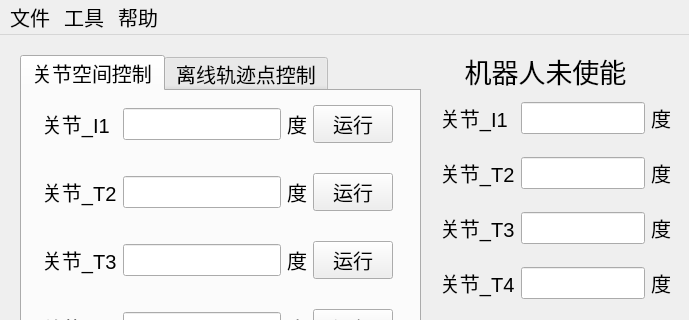
Above: ui/ui_file/modular_robot_control.ui from Jiongyu/third_modular_robot before the change; both pictures show x 0 to 689 and y 0 to 320 of the 689 by 521 pixel window. Below: the same form after it.
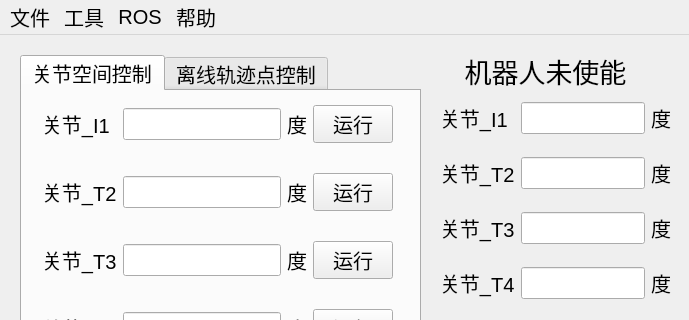
That is the form after the change.

What changed in the file:
```diff
--- a/ui/ui_file/modular_robot_control.ui
+++ b/ui/ui_file/modular_robot_control.ui
@@ -534,7 +534,15 @@
     <addaction name="action_3"/>
     <addaction name="action_8"/>
    </widget>
-   <widget class="QMenu" name="menu_4">
+   <widget class="QMenu" name="menuROS">
+    <property name="title">
+     <string>ROS</string>
+    </property>
+    <addaction name="action_6"/>
+    <addaction name="action_7"/>
+    <addaction name="action_9"/>
+   </widget>
+   <widget class="QMenu" name="menu_3">
     <property name="title">
      <string>帮助</string>
     </property>
@@ -542,7 +550,8 @@
    </widget>
    <addaction name="menu"/>
    <addaction name="menu_2"/>
-   <addaction name="menu_4"/>
+   <addaction name="menuROS"/>
+   <addaction name="menu_3"/>
   </widget>
   <action name="action">
    <property name="text">
```
Left out of the diff: 65 changed lines with no effect on the pictures.
